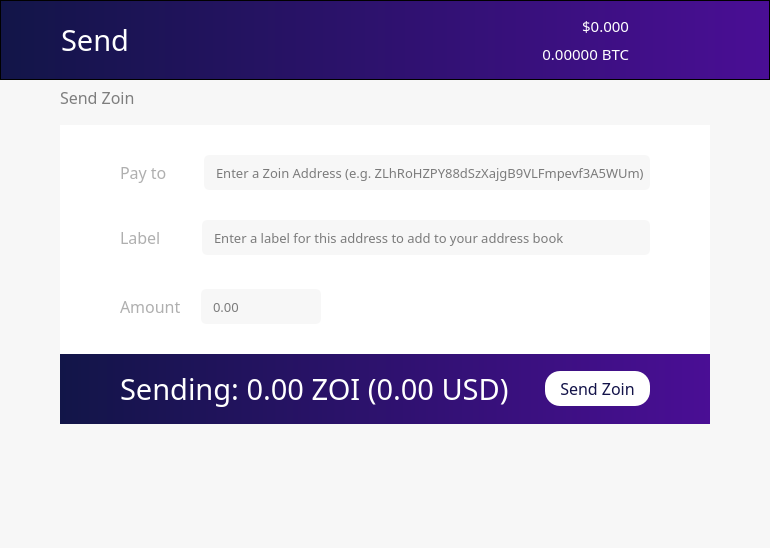
First picture: the form in src/qt/forms/winforms/sendcoinsdialog.ui, repository noirofficial/noir, before the edit.
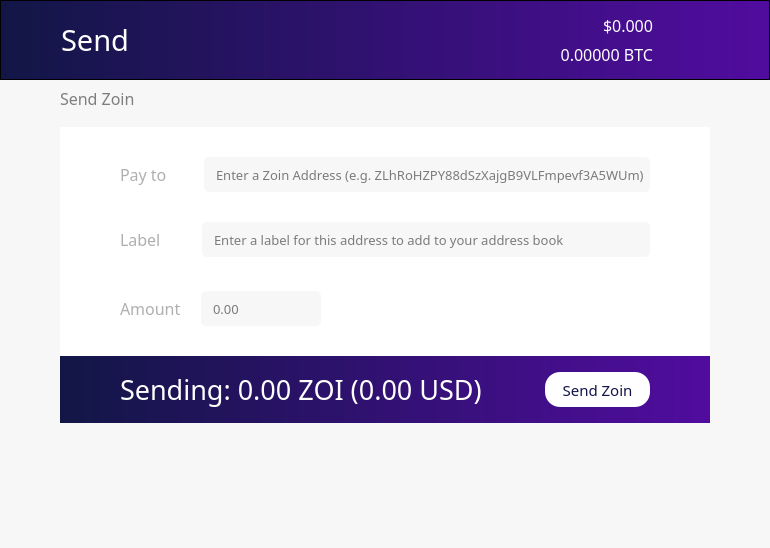
Second picture: the form after the edit. Icons and pictures are not drawn. Custom widgets are drawn as their Qt base class.

```diff
--- a/src/qt/forms/winforms/sendcoinsdialog.ui
+++ b/src/qt/forms/winforms/sendcoinsdialog.ui
@@ -72,7 +72,7 @@
           </size>
          </property>
          <property name="styleSheet">
-          <string notr="true">background: QLinearGradient(x1: 0, y1: 0, x2: 1, y2: 0, stop: 0 #121548, stop: 1 #4a0e95);</string>
+          <string notr="true">background: QLinearGradient(x1: 0, y1: 0, x2: 1, y2: 0, stop: 0 #121646, stop: 1 #510c9f);</string>
          </property>
          <property name="frameShape">
           <enum>QFrame::StyledPanel</enum>
@@ -85,7 +85,7 @@
          </property>
          <layout class="QHBoxLayout" name="horizontalLayout_2">
           <property name="spacing">
-           <number>0</number>
+           <number>6</number>
           </property>
           <property name="leftMargin">
            <number>60</number>
@@ -134,7 +134,7 @@
               <property name="font">
                <font>
                 <family>ZoinMedium</family>
-                <pointsize>11</pointsize>
+                <pointsize>12</pointsize>
                 <weight>50</weight>
                 <bold>false</bold>
                </font>
@@ -156,7 +156,7 @@
               <property name="font">
                <font>
                 <family>ZoinLight</family>
-                <pointsize>11</pointsize>
+                <pointsize>12</pointsize>
                 <weight>50</weight>
                 <bold>false</bold>
                </font>
@@ -179,7 +179,7 @@
            <widget class="QPushButton" name="pushButton_2">
             <property name="maximumSize">
              <size>
-              <width>80</width>
+              <width>50</width>
               <height>80</height>
              </size>
             </property>
@@ -290,8 +290,8 @@
          </property>
          <property name="iconSize">
           <size>
-           <width>30</width>
-           <height>30</height>
+           <width>25</width>
+           <height>25</height>
           </size>
          </property>
          <property name="flat">
@@ -310,6 +310,18 @@
            <verstretch>0</verstretch>
           </sizepolicy>
          </property>
+         <property name="minimumSize">
+          <size>
+           <width>25</width>
+           <height>25</height>
+          </size>
+         </property>
+         <property name="maximumSize">
+          <size>
+           <width>25</width>
+           <height>25</height>
+          </size>
+         </property>
          <property name="styleSheet">
           <string notr="true">border: 0;</string>
          </property>
@@ -322,8 +334,8 @@
          </property>
          <property name="iconSize">
           <size>
-           <width>30</width>
-           <height>30</height>
+           <width>25</width>
+           <height>25</height>
           </size>
          </property>
          <property name="flat">
@@ -623,7 +635,7 @@
         <item>
          <widget class="QFrame" name="frame_2">
           <property name="styleSheet">
-           <string notr="true">background: QLinearGradient(x1: 0, y1: 0, x2: 1, y2: 0, stop: 0 #121548, stop: 1 #4a0e95);</string>
+           <string notr="true">background: QLinearGradient(x1: 0, y1: 0, x2: 1, y2: 0, stop: 0 #121646, stop: 1 #510c9f);</string>
           </property>
           <property name="frameShape">
            <enum>QFrame::StyledPanel</enum>
@@ -649,7 +661,7 @@
              <property name="font">
               <font>
                <family>ZoinLight</family>
-               <pointsize>22</pointsize>
+               <pointsize>20</pointsize>
                <weight>50</weight>
                <italic>false</italic>
                <bold>false</bold>
@@ -683,7 +695,7 @@
              <property name="font">
               <font>
                <family>ZoinRegular</family>
-               <pointsize>12</pointsize>
+               <pointsize>11</pointsize>
                <weight>50</weight>
                <bold>false</bold>
               </font>
```
Left out of the diff: 8 changed lines with no effect on the pictures.
